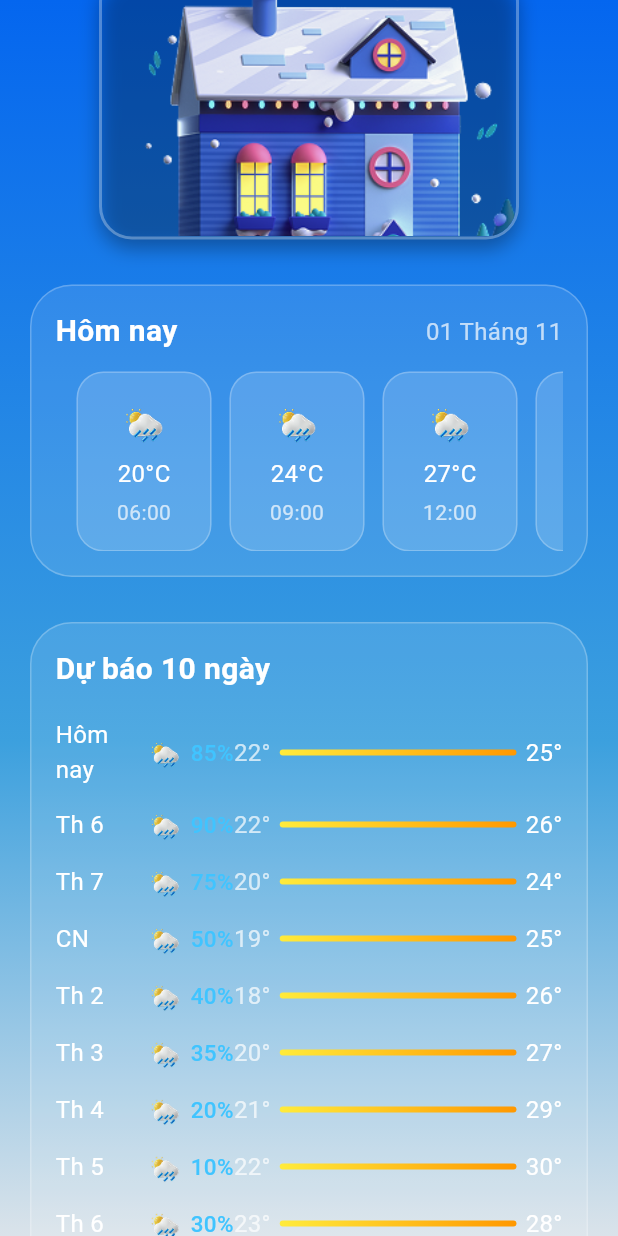
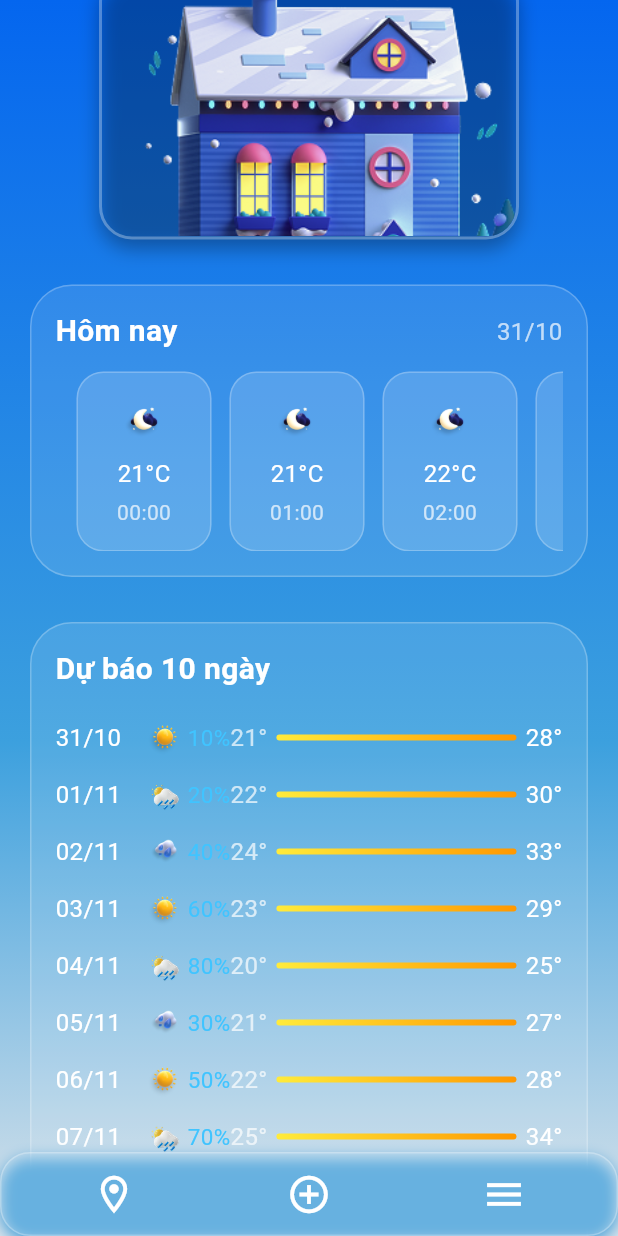
Before and after one commit to ngtthanh365/2025_LTTBDD_N02_Nhom_6, a Flutter app: the WeatherScreen screen opened by its route, scrolled down 576 dp, on a phone screen of 412 x 824 dp. Run offline on Flutter 3.47's test engine with Material 3 defaults, Android fonts, the phone set to English and light mode, and no system bars.

Commit message:
tasbar co dinh phia duoi + dong bo time

```diff
--- a/weather_app/lib/screens/thoitietchinh.dart
+++ b/weather_app/lib/screens/thoitietchinh.dart
@@ -7,25 +7,58 @@ class WeatherScreen extends StatelessWidget {
   @override
   Widget build(BuildContext context) {
     final Size size = MediaQuery.of(context).size;
+    final now = DateTime.now();
+
+    // 🔆 Xác định ban ngày / ban đêm để đổi icon tự động
+    final isDayTime = now.hour >= 6 && now.hour < 18;
+    final todayIcon = isDayTime
+        ? "assets/imgs/gioithieu2.png" // mặt trời
+        : "assets/imgs/gioithieu1.png"; // mặt trăng
+
+    // 🌤 Dữ liệu dự báo 10 ngày
+    final List<Map<String, dynamic>> forecastData = List.generate(10, (index) {
+      final date = now.add(Duration(days: index));
+      final day =
+          "${date.day.toString().padLeft(2, '0')}/${date.month.toString().padLeft(2, '0')}";
+
+      final icons = [
+        "assets/imgs/gioithieu2.png",
+        "assets/imgs/rain.png",
+        "assets/imgs/gioithieu3.png",
+      ];
+
+      return {
+        "day": day,
+        "icon": icons[index % icons.length],
+        "rainPercent": [10, 20, 40, 60, 80, 30, 50, 70, 25, 90][index],
+        "minTemp": [21, 22, 24, 23, 20, 21, 22, 25, 23, 21][index],
+        "maxTemp": [28, 30, 33, 29, 25, 27, 28, 34, 30, 26][index],
+      };
+    });
+
+    final today = forecastData[0]; // ✅ Hôm nay = ngày đầu tiên
 
     return Scaffold(
-      backgroundColor: const Color(0xFF2C2C54),
-      body: Container(
-        width: double.infinity,
-        height: double.infinity,
+      body: Stack(
+        children: [
+          // 🌈 Nền gradient
+          Container(
             decoration: const BoxDecoration(
               gradient: LinearGradient(
-            begin: Alignment.topCenter,
-            end: Alignment.bottomCenter,
                 colors: [
                   Color.fromARGB(255, 4, 102, 239),
                   Color.fromARGB(255, 60, 160, 222),
                   Color.fromARGB(255, 218, 227, 234),
                 ],
                 stops: [0.0, 0.6, 1.0],
+                begin: Alignment.topCenter,
+                end: Alignment.bottomCenter,
               ),
             ),
-        child: SafeArea(
+          ),
+
+          // ✅ Nội dung cuộn
+          SafeArea(
             child: SingleChildScrollView(
               physics: const BouncingScrollPhysics(),
               child: Padding(
@@ -33,18 +66,18 @@ class WeatherScreen extends StatelessWidget {
                 child: Column(
                   crossAxisAlignment: CrossAxisAlignment.center,
                   children: [
-                  //  Mây
+                    // ☀️ Icon chính của hôm nay (tự đổi theo giờ)
                     Image.asset(
-                    'assets/imgs/icon1.png',
+                      todayIcon,
                       height: size.height * 0.36,
                       fit: BoxFit.contain,
                     ),
                     const SizedBox(height: 10),
 
-                  //  Nhiệt độ
-                  const Text(
-                    "19°",
-                    style: TextStyle(
+                    // 🌡️ Nhiệt độ
+                    Text(
+                      "${today['maxTemp']}°",
+                      style: const TextStyle(
                         fontSize: 80,
                         fontWeight: FontWeight.bold,
                         color: Colors.white,
@@ -56,14 +89,17 @@ class WeatherScreen extends StatelessWidget {
                       style: TextStyle(color: Colors.white, fontSize: 36),
                     ),
                     const SizedBox(height: 6),
-                  const Text(
-                    "Cao: 24°   Thấp: 18°",
-                    style: TextStyle(color: Colors.white60, fontSize: 16),
+                    Text(
+                      "Cao: ${today['maxTemp']}°   Thấp: ${today['minTemp']}°",
+                      style: const TextStyle(
+                        color: Colors.white60,
+                        fontSize: 16,
+                      ),
                     ),
 
                     const SizedBox(height: 25),
 
-                  //  Ảnh ngôi nhà (giữ kích thước cố định)
+                    // 🏠 Ngôi nhà
                     Center(
                       child: Container(
                         width: 280,
@@ -91,7 +127,7 @@ class WeatherScreen extends StatelessWidget {
 
                     const SizedBox(height: 30),
 
-                  //  Khung hôm nay
+                    // 📅 Hôm nay (24 giờ & đồng bộ)
                     Container(
                       margin: const EdgeInsets.symmetric(horizontal: 20),
                       padding: const EdgeInsets.all(16),
@@ -104,8 +140,8 @@ class WeatherScreen extends StatelessWidget {
                         children: [
                           Row(
                             mainAxisAlignment: MainAxisAlignment.spaceBetween,
-                          children: const [
-                            Text(
+                            children: [
+                              const Text(
                                 "Hôm nay",
                                 style: TextStyle(
                                   color: Colors.white,
@@ -114,8 +150,8 @@ class WeatherScreen extends StatelessWidget {
                                 ),
                               ),
                               Text(
-                              "01 Tháng 11",
-                              style: TextStyle(
+                                today['day'],
+                                style: const TextStyle(
                                   color: Colors.white70,
                                   fontSize: 16,
                                 ),
@@ -123,44 +159,37 @@ class WeatherScreen extends StatelessWidget {
                             ],
                           ),
                           const SizedBox(height: 12),
+
+                          // ✅ Sinh 24 giờ — tự đổi icon ngày/đêm
                           SizedBox(
                             height: 120,
-                          child: ListView(
+                            child: ListView.builder(
                               scrollDirection: Axis.horizontal,
                               physics: const BouncingScrollPhysics(),
-                            padding: const EdgeInsets.symmetric(horizontal: 8),
-                            children: const [
-                              HourlyForecast(
-                                time: "06:00",
-                                temp: "20°C",
-                                iconPath: "assets/imgs/rain.png",
+                              padding: const EdgeInsets.symmetric(
+                                horizontal: 8,
                               ),
-                              HourlyForecast(
-                                time: "09:00",
-                                temp: "24°C",
-                                iconPath: "assets/imgs/rain.png",
-                              ),
-                              HourlyForecast(
-                                time: "12:00",
-                                temp: "27°C",
-                                iconPath: "assets/imgs/rain.png",
-                              ),
-                              HourlyForecast(
-                                time: "15:00",
-                                temp: "25°C",
-                                iconPath: "assets/imgs/rain.png",
-                              ),
-                              HourlyForecast(
-                                time: "18:00",
-                                temp: "22°C",
-                                iconPath: "assets/imgs/rain.png",
-                              ),
-                              HourlyForecast(
-                                time: "21:00",
-                                temp: "19°C",
-                                iconPath: "assets/imgs/rain.png",
-                              ),
-                            ],
+                              itemCount: 24,
+                              itemBuilder: (context, i) {
+                                final time =
+                                    "${i.toString().padLeft(2, '0')}:00";
+                                final temp =
+                                    today['minTemp'] +
+                                    ((today['maxTemp'] - today['minTemp']) *
+                                            (i / 23))
+                                        .round();
+
+                                // ✅ Giờ nào thuộc ban đêm thì dùng icon mặt trăng
+                                final hourIcon = (i >= 6 && i < 18)
+                                    ? "assets/imgs/gioithieu2.png"
+                                    : "assets/imgs/gioithieu1.png";
+
+                                return HourlyForecast(
+                                  time: time,
+                                  temp: "$temp°C",
+                                  iconPath: hourIcon,
+                                );
+                              },
                             ),
                           ),
                         ],
@@ -169,7 +198,7 @@ class WeatherScreen extends StatelessWidget {
 
                     const SizedBox(height: 30),
 
-                  //  Dự báo 10 ngày
+                    // 📆 Dự báo 10 ngày
                     Container(
                       margin: const EdgeInsets.symmetric(horizontal: 20),
                       padding: const EdgeInsets.all(16),
@@ -191,78 +220,17 @@ class WeatherScreen extends StatelessWidget {
                           ),
                           const SizedBox(height: 12),
                           Column(
-                          children: const [
-                            DailyForecastRow(
-                              day: "Hôm nay",
-                              rainPercent: 85,
-                              minTemp: 22,
-                              maxTemp: 25,
-                              icon: "assets/imgs/rain.png",
+                            children: forecastData
+                                .map(
+                                  (day) => DailyForecastRow(
+                                    day: day['day'],
+                                    rainPercent: day['rainPercent'],
+                                    minTemp: day['minTemp'],
+                                    maxTemp: day['maxTemp'],
+                                    icon: day['icon'],
                                   ),
-                            DailyForecastRow(
-                              day: "Th 6",
-                              rainPercent: 90,
-                              minTemp: 22,
-                              maxTemp: 26,
-                              icon: "assets/imgs/rain.png",
-                            ),
-                            DailyForecastRow(
-                              day: "Th 7",
-                              rainPercent: 75,
-                              minTemp: 20,
-                              maxTemp: 24,
-                              icon: "assets/imgs/rain.png",
-                            ),
-                            DailyForecastRow(
-                              day: "CN",
-                              rainPercent: 50,
-                              minTemp: 19,
-                              maxTemp: 25,
-                              icon: "assets/imgs/rain.png",
-                            ),
-                            DailyForecastRow(
-                              day: "Th 2",
-                              rainPercent: 40,
-                              minTemp: 18,
-                              maxTemp: 26,
-                              icon: "assets/imgs/rain.png",
-                            ),
-                            DailyForecastRow(
-                              day: "Th 3",
-                              rainPercent: 35,
-                              minTemp: 20,
-                              maxTemp: 27,
-                              icon: "assets/imgs/rain.png",
-                            ),
-                            DailyForecastRow(
-                              day: "Th 4",
-                              rainPercent: 20,
-                              minTemp: 21,
-                              maxTemp: 29,
-                              icon: "assets/imgs/rain.png",
-                            ),
-                            DailyForecastRow(
-                              day: "Th 5",
-                              rainPercent: 10,
-                              minTemp: 22,
-                              maxTemp: 30,
-                              icon: "assets/imgs/rain.png",
-                            ),
-                            DailyForecastRow(
-                              day: "Th 6",
-                              rainPercent: 30,
-                              minTemp: 23,
-                              maxTemp: 28,
-                              icon: "assets/imgs/rain.png",
-                            ),
-                            DailyForecastRow(
-                              day: "Th 7",
-                              rainPercent: 55,
-                              minTemp: 21,
-                              maxTemp: 27,
-                              icon: "assets/imgs/rain.png",
-                            ),
-                          ],
+                                )
+                                .toList(),
                           ),
                         ],
                       ),
@@ -270,7 +238,7 @@ class WeatherScreen extends StatelessWidget {
 
                     const SizedBox(height: 30),
 
-                  //  Các ô thông tin thời tiết nhỏ (giống iOS)
+                    // 🔲 Ô thông tin nhỏ
                     Container(
                       margin: const EdgeInsets.symmetric(horizontal: 20),
                       child: GridView.count(
@@ -332,39 +300,62 @@ class WeatherScreen extends StatelessWidget {
                       ),
                     ),
 
-                  const SizedBox(height: 40),
-
-                  //  Thanh icon dưới cùng
-                  Padding(
-                    padding: const EdgeInsets.symmetric(horizontal: 60),
-                    child: Row(
-                      mainAxisAlignment: MainAxisAlignment.spaceBetween,
-                      children: const [
-                        Icon(
-                          Icons.location_on_outlined,
-                          color: Colors.white70,
-                          size: 30,
-                        ),
-                        Icon(
-                          Icons.add_circle_outline,
-                          color: Colors.white70,
-                          size: 30,
-                        ),
-                        Icon(Icons.menu, color: Colors.white70, size: 30),
-                      ],
-                    ),
-                  ),
+                    const SizedBox(height: 120),
                   ],
                 ),
               ),
             ),
           ),
+
+          // ✅ Thanh 3 icon nổi
+          Align(
+            alignment: Alignment.bottomCenter,
+            child: Padding(
+              padding: const EdgeInsets.only(bottom: 0),
+              child: Container(
+                padding: const EdgeInsets.symmetric(
+                  horizontal: 60,
+                  vertical: 12,
+                ),
+                decoration: BoxDecoration(
+                  color: Colors.white.withOpacity(0.15),
+                  borderRadius: BorderRadius.circular(20),
+                  border: Border.all(color: Colors.white24, width: 1),
+                  boxShadow: [
+                    BoxShadow(
+                      color: Color.fromARGB(255, 76, 163, 218),
+                      blurRadius: 8,
+                      offset: const Offset(0, 4),
+                    ),
+                  ],
+                ),
+                child: const Row(
+                  mainAxisAlignment: MainAxisAlignment.spaceBetween,
+                  children: [
+                    Icon(
+                      Icons.location_on_outlined,
+                      color: Colors.white,
+                      size: 30,
+                    ),
+                    Icon(
+                      Icons.add_circle_outline,
+                      color: Colors.white,
+                      size: 30,
+                    ),
+                    Icon(Icons.menu, color: Colors.white, size: 30),
+                  ],
+                ),
+              ),
+            ),
+          ),
+        ],
       ),
     );
   }
 }
 
-// ------------------- Widget dự báo theo giờ -------------------
+// ------------------- Các widget phụ -------------------
+
 class HourlyForecast extends StatelessWidget {
   final String time;
   final String temp;
@@ -403,14 +394,12 @@ class HourlyForecast extends StatelessWidget {
   }
 }
 
-// ------------------- Widget Dự báo 10 ngày -------------------
 class DailyForecastRow extends StatelessWidget {
   final String day;
   final int rainPercent;
   final int minTemp;
   final int maxTemp;
   final String icon;
-
   const DailyForecastRow({
     super.key,
     required this.day,
@@ -438,13 +427,12 @@ class DailyForecastRow extends StatelessWidget {
             crossAxisAlignment: CrossAxisAlignment.center,
             children: [
               Image.asset(icon, width: 26, height: 26),
-              const SizedBox(width: 4),
+              const SizedBox(width: 2),
               Text(
                 "$rainPercent%",
                 style: const TextStyle(
                   color: Colors.lightBlueAccent,
                   fontSize: 15,
-                  fontWeight: FontWeight.w500,
                 ),
               ),
             ],
@@ -477,13 +465,11 @@ class DailyForecastRow extends StatelessWidget {
   }
 }
 
-// ------------------- Ô thông tin thời tiết -------------------
 class WeatherInfoCard extends StatelessWidget {
   final String title;
   final String value;
   final String subtitle;
   final IconData icon;
-
   const WeatherInfoCard({
     super.key,
     required this.title,
```
Lines whose indentation alone changed are shown as unchanged.
